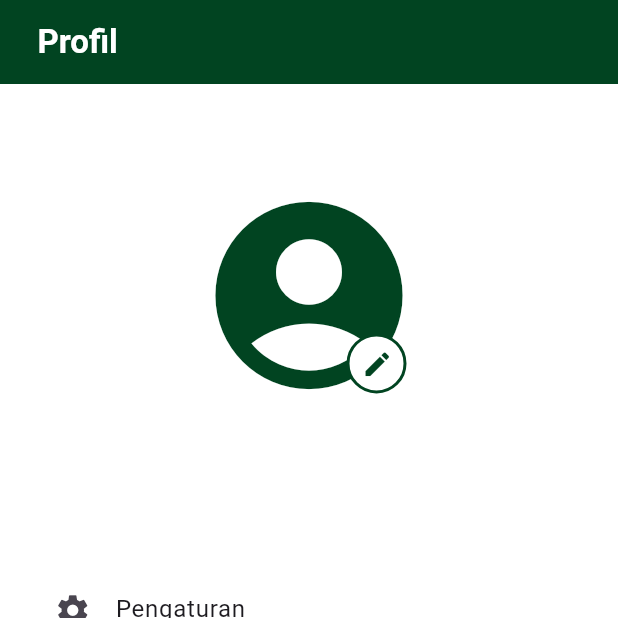
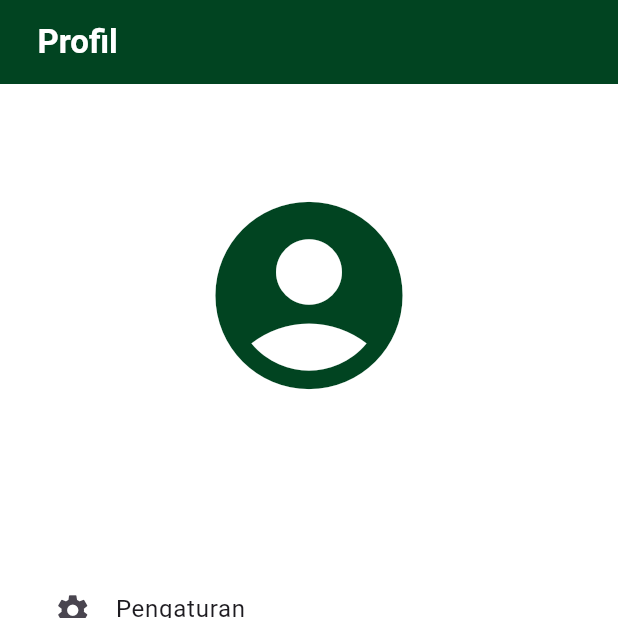
Before and after one commit to NaufalElyzar11/e-ponic, a Flutter app: the ProfileScreen screen opened directly, on a phone screen of 412 x 824 dp, the top half of it. Run offline on Flutter 3.47's test engine with Material 3 defaults, Android fonts, the phone set to English and light mode, and no system bars; our stand-ins replace cloud_firestore, firebase_auth, firebase_core, flutter_local_notifications, pdf, printing and 1 more; accounts and stored records are empty.

Commit message:
hapus tombol edit profil

```diff
--- a/hydroponic-mobile-app-main/lib/screens/profile_screen.dart
+++ b/hydroponic-mobile-app-main/lib/screens/profile_screen.dart
@@ -79,41 +79,10 @@ class ProfileScreen extends StatelessWidget {
                 heightFactor: 1.5,
                 child: Column(
                   children: [
-                    Stack(
-                      children: [
-                        const Icon(
-                          Icons.account_circle,
-                          size: 150,
-                          color: Color.fromARGB(255, 1, 68, 33),
-                        ),
-                        Positioned(
-                          bottom: 10,
-                          right: 10,
-                          child: Container(
-                            width: 40,
-                            height: 40,
-                            decoration: BoxDecoration(
-                                color: Colors.white,
-                                border: BoxBorder.all(
-                                    color: const Color.fromARGB(
-                                        255, 1, 68, 33),
-                                    width: 2),
-                                borderRadius: const BorderRadius.all(
-                                    Radius.circular(20))),
-                            child: IconButton(
-                              onPressed: () {
-                                // actions
-                              },
-                              icon: const Icon(
-                                Icons.edit,
-                                color:
-                                    Color.fromARGB(255, 1, 68, 33),
-                              ),
-                              iconSize: 21,
-                            ),
-                          ),
-                        ),
-                      ],
+                    Icon(
+                      Icons.account_circle,
+                      size: 150,
+                      color: Color.fromARGB(255, 1, 68, 33),
                     ),
                     Text(
                       name,
```
